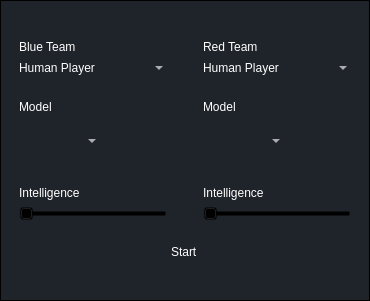
Above: ui/dialogs/open_practice_draft.ui from elian-olbz/mlbb-drafting-and-simulation-tools before the change. Below: the same form after it.
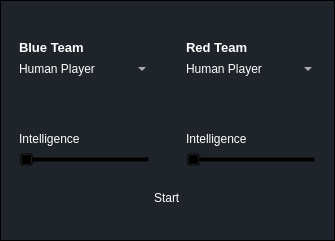
That is the form after the change. Icons and pictures are not drawn.

Commit message: created a separate class for hero selector, minor changes on UI. No major implementation on other pages

```diff
--- a/ui/dialogs/open_practice_draft.ui
+++ b/ui/dialogs/open_practice_draft.ui
@@ -6,10 +6,16 @@
    <rect>
     <x>0</x>
     <y>0</y>
-    <width>370</width>
-    <height>301</height>
+    <width>335</width>
+    <height>241</height>
    </rect>
   </property>
+  <property name="sizePolicy">
+   <sizepolicy hsizetype="Expanding" vsizetype="Expanding">
+    <horstretch>0</horstretch>
+    <verstretch>0</verstretch>
+   </sizepolicy>
+  </property>
   <property name="windowTitle">
    <string>Select Player Types</string>
   </property>
@@ -60,6 +66,12 @@
       </property>
       <item alignment="Qt::AlignTop">
        <widget class="QWidget" name="main_widget" native="true">
+        <property name="sizePolicy">
+         <sizepolicy hsizetype="Expanding" vsizetype="Expanding">
+          <horstretch>0</horstretch>
+          <verstretch>0</verstretch>
+         </sizepolicy>
+        </property>
         <property name="styleSheet">
          <string notr="true">*{
 border:none;
@@ -188,8 +200,17 @@
                   <enum>QFrame::Raised</enum>
                  </property>
                  <layout class="QVBoxLayout" name="verticalLayout_3">
+                  <property name="bottomMargin">
+                   <number>0</number>
+                  </property>
                   <item>
                    <widget class="QLabel" name="label">
+                    <property name="font">
+                     <font>
+                      <pointsize>10</pointsize>
+                      <bold>true</bold>
+                     </font>
+                    </property>
                     <property name="text">
                      <string>Blue Team</string>
                     </property>
@@ -213,56 +234,20 @@
                 </widget>
                </item>
                <item>
-                <widget class="QFrame" name="blue_model_container">
-                 <property name="frameShape">
-                  <enum>QFrame::StyledPanel</enum>
+                <spacer name="verticalSpacer">
+                 <property name="orientation">
+                  <enum>Qt::Vertical</enum>
                  </property>
-                 <property name="frameShadow">
-                  <enum>QFrame::Raised</enum>
+                 <property name="sizeType">
+                  <enum>QSizePolicy::Fixed</enum>
                  </property>
-                 <layout class="QVBoxLayout" name="verticalLayout_9">
-                  <item>
-                   <widget class="QLabel" name="label_5">
-                    <property name="text">
-                     <string>Model</string>
-                    </property>
-                   </widget>
-                  </item>
-                  <item>
-                   <widget class="QFrame" name="blue_model_frame">
-                    <property name="frameShape">
-                     <enum>QFrame::StyledPanel</enum>
-                    </property>
-                    <property name="frameShadow">
-                     <enum>QFrame::Raised</enum>
-                    </property>
-                    <layout class="QHBoxLayout" name="horizontalLayout_2">
-                     <item>
-                      <widget class="QComboBox" name="blue_model_combo">
-                       <property name="sizePolicy">
-                        <sizepolicy hsizetype="Expanding" vsizetype="Fixed">
-                         <horstretch>0</horstretch>
-                         <verstretch>0</verstretch>
-                        </sizepolicy>
-                       </property>
-                      </widget>
-                     </item>
-                     <item alignment="Qt::AlignRight">
-                      <widget class="QPushButton" name="blue_open">
-                       <property name="text">
-                        <string/>
-                       </property>
-                       <property name="icon">
-                        <iconset resource="../rsc.qrc">
-                         <normaloff>:/icons/icons/folder-plus.svg</normaloff>:/icons/icons/folder-plus.svg</iconset>
-                       </property>
-                      </widget>
-                     </item>
-                    </layout>
-                   </widget>
-                  </item>
-                 </layout>
-                </widget>
+                 <property name="sizeHint" stdset="0">
+                  <size>
+                   <width>20</width>
+                   <height>40</height>
+                  </size>
+                 </property>
+                </spacer>
                </item>
                <item>
                 <widget class="QFrame" name="blue_intelligence">
@@ -311,8 +296,17 @@
                   <enum>QFrame::Raised</enum>
                  </property>
                  <layout class="QVBoxLayout" name="verticalLayout_5">
+                  <property name="bottomMargin">
+                   <number>0</number>
+                  </property>
                   <item>
                    <widget class="QLabel" name="label_2">
+                    <property name="font">
+                     <font>
+                      <pointsize>10</pointsize>
+                      <bold>true</bold>
+                     </font>
+                    </property>
                     <property name="text">
                      <string>Red Team</string>
                     </property>
@@ -336,56 +330,20 @@
                 </widget>
                </item>
                <item>
-                <widget class="QFrame" name="red_model_container">
-                 <property name="frameShape">
-                  <enum>QFrame::StyledPanel</enum>
+                <spacer name="verticalSpacer_2">
+                 <property name="orientation">
+                  <enum>Qt::Vertical</enum>
                  </property>
-                 <property name="frameShadow">
-                  <enum>QFrame::Raised</enum>
+                 <property name="sizeType">
+                  <enum>QSizePolicy::Fixed</enum>
                  </property>
-                 <layout class="QVBoxLayout" name="verticalLayout_10">
-                  <item>
-                   <widget class="QLabel" name="label_6">
-                    <property name="text">
-                     <string>Model</string>
-                    </property>
-                   </widget>
-                  </item>
-                  <item>
-                   <widget class="QFrame" name="red_model_frame">
-                    <property name="frameShape">
-                     <enum>QFrame::StyledPanel</enum>
-                    </property>
-                    <property name="frameShadow">
-                     <enum>QFrame::Raised</enum>
-                    </property>
-                    <layout class="QHBoxLayout" name="horizontalLayout_3">
-                     <item>
-                      <widget class="QComboBox" name="red_model_combo">
-                       <property name="sizePolicy">
-                        <sizepolicy hsizetype="Expanding" vsizetype="Fixed">
-                         <horstretch>0</horstretch>
-                         <verstretch>0</verstretch>
-                        </sizepolicy>
-                       </property>
-                      </widget>
-                     </item>
-                     <item alignment="Qt::AlignRight">
-                      <widget class="QPushButton" name="red_open_file">
-                       <property name="text">
-                        <string/>
-                       </property>
-                       <property name="icon">
-                        <iconset resource="../rsc.qrc">
-                         <normaloff>:/icons/icons/folder-plus.svg</normaloff>:/icons/icons/folder-plus.svg</iconset>
-                       </property>
-                      </widget>
-                     </item>
-                    </layout>
-                   </widget>
-                  </item>
-                 </layout>
-                </widget>
+                 <property name="sizeHint" stdset="0">
+                  <size>
+                   <width>20</width>
+                   <height>40</height>
+                  </size>
+                 </property>
+                </spacer>
                </item>
                <item>
                 <widget class="QFrame" name="red_intelligence">
@@ -441,7 +399,7 @@
              <number>0</number>
             </property>
             <property name="bottomMargin">
-             <number>0</number>
+             <number>10</number>
             </property>
             <item alignment="Qt::AlignHCenter">
              <widget class="QPushButton" name="start_button">
@@ -450,67 +408,6 @@
               </property>
              </widget>
             </item>
-            <item>
-             <widget class="QFrame" name="grip">
-              <property name="maximumSize">
-               <size>
-                <width>16777215</width>
-                <height>20</height>
-               </size>
-              </property>
-              <property name="styleSheet">
-               <string notr="true">background-color:#1f232a;</string>
-              </property>
-              <property name="frameShape">
-               <enum>QFrame::NoFrame</enum>
-              </property>
-              <property name="frameShadow">
-               <enum>QFrame::Raised</enum>
-              </property>
-              <layout class="QVBoxLayout" name="verticalLayout_12">
-               <property name="spacing">
-                <number>0</number>
-               </property>
-               <property name="leftMargin">
-                <number>0</number>
-               </property>
-               <property name="topMargin">
-                <number>0</number>
-               </property>
-               <property name="rightMargin">
-                <number>2</number>
-               </property>
-               <property name="bottomMargin">
-                <number>2</number>
-               </property>
-               <item alignment="Qt::AlignRight">
-                <widget class="QFrame" name="frame_grip">
-                 <property name="minimumSize">
-                  <size>
-                   <width>15</width>
-                   <height>15</height>
-                  </size>
-                 </property>
-                 <property name="maximumSize">
-                  <size>
-                   <width>30</width>
-                   <height>30</height>
-                  </size>
-                 </property>
-                 <property name="styleSheet">
-                  <string notr="true">padding: 5px;</string>
-                 </property>
-                 <property name="frameShape">
-                  <enum>QFrame::StyledPanel</enum>
-                 </property>
-                 <property name="frameShadow">
-                  <enum>QFrame::Raised</enum>
-                 </property>
-                </widget>
-               </item>
-              </layout>
-             </widget>
-            </item>
            </layout>
           </widget>
          </item>
```
Left out of the diff: 2 changed lines with no effect on the pictures. The commit also changes 15 other files.
